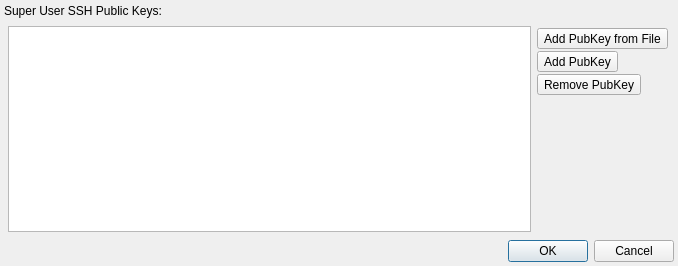
First picture: the form in src/ui/editkeys/editKeys.ui, repository andrevmatos/Librix-ThinClient, before the edit.
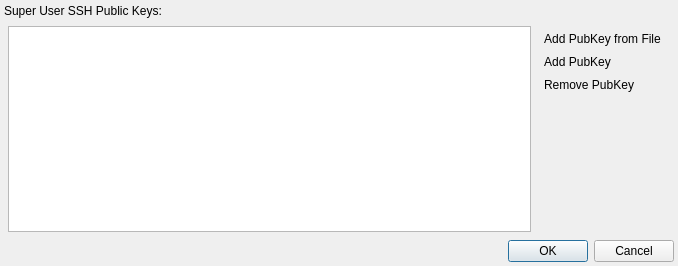
Second picture: the form after the edit. Icons and pictures are not drawn.

The edit to the form file:
```diff
--- a/src/ui/editkeys/editKeys.ui
+++ b/src/ui/editkeys/editKeys.ui
@@ -82,6 +82,9 @@
              <height>22</height>
             </size>
            </property>
+           <property name="autoRaise">
+            <bool>true</bool>
+           </property>
           </widget>
          </item>
          <item>
@@ -108,6 +111,9 @@
              <height>22</height>
             </size>
            </property>
+           <property name="autoRaise">
+            <bool>true</bool>
+           </property>
           </widget>
          </item>
          <item>
@@ -134,6 +140,9 @@
              <height>22</height>
             </size>
            </property>
+           <property name="autoRaise">
+            <bool>true</bool>
+           </property>
           </widget>
          </item>
          <item>
```
Left out of the diff: 8 changed lines with no effect on the pictures.
